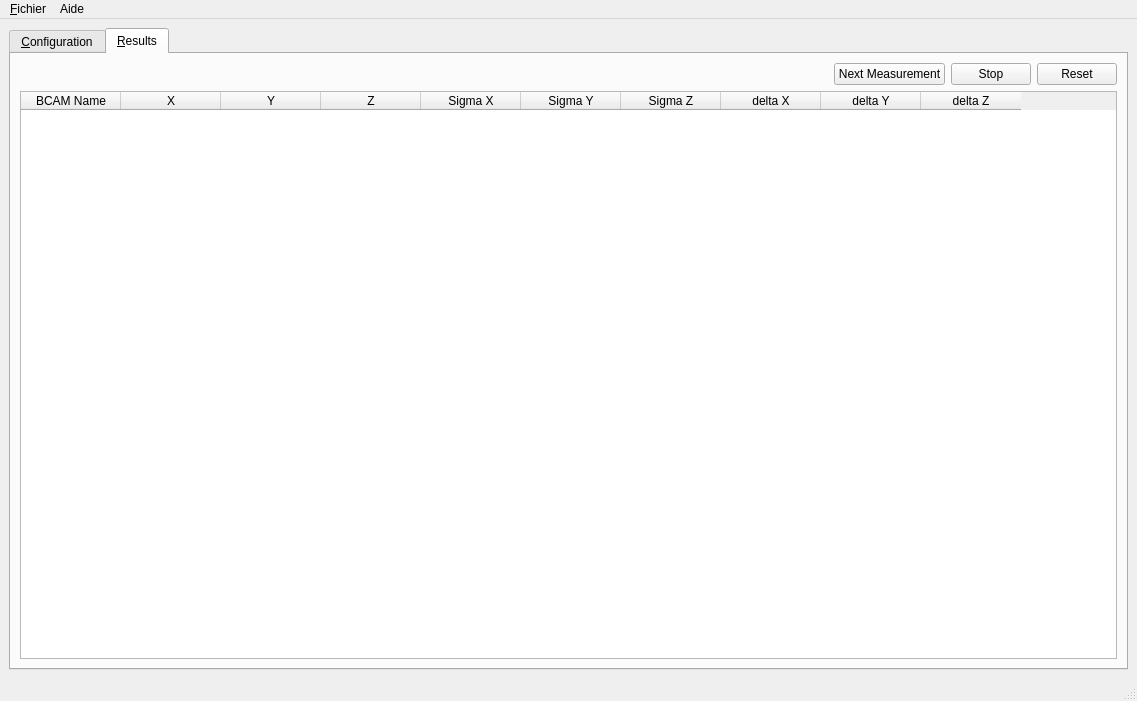
Old version of the form ADEPO/ATLAS_BCAM.ui in the repository CERN/atlas-adepo.
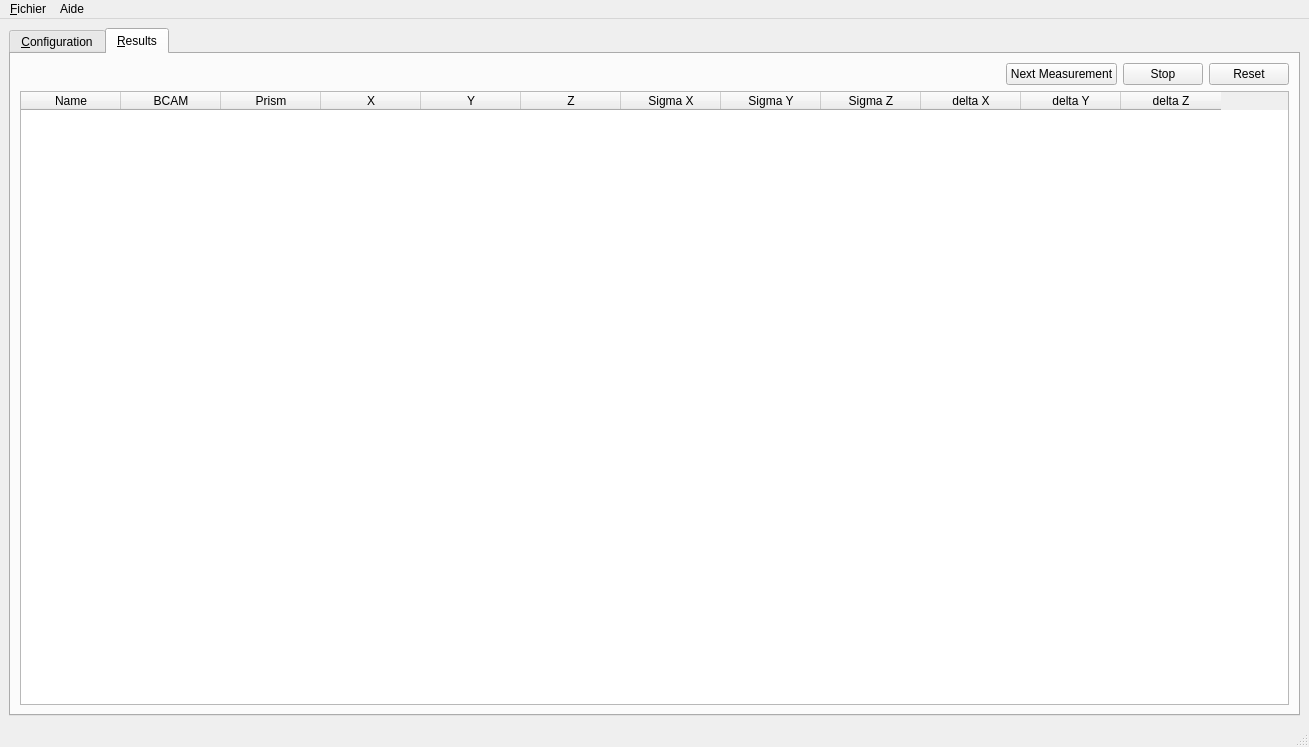
New version of the form. The open tabs and pages were chosen to show the change. Icons and pictures are not drawn.

Commit message: Columns now resize; Fixed names of bcam

```diff
--- a/ADEPO/ATLAS_BCAM.ui
+++ b/ADEPO/ATLAS_BCAM.ui
@@ -6,8 +6,8 @@
    <rect>
     <x>0</x>
     <y>0</y>
-    <width>1137</width>
-    <height>701</height>
+    <width>1309</width>
+    <height>747</height>
    </rect>
   </property>
   <property name="sizeIncrement">
@@ -453,7 +453,17 @@
             </attribute>
             <column>
              <property name="text">
-              <string>BCAM Name</string>
+              <string>Name</string>
+             </property>
+            </column>
+            <column>
+             <property name="text">
+              <string>BCAM</string>
+             </property>
+            </column>
+            <column>
+             <property name="text">
+              <string>Prism</string>
              </property>
             </column>
             <column>
@@ -516,7 +526,7 @@
     <rect>
      <x>0</x>
      <y>0</y>
-     <width>1137</width>
+     <width>1309</width>
      <height>22</height>
     </rect>
    </property>
```
Left out of the diff: 6 changed lines with no effect on the pictures. The commit also changes 1 other file.
